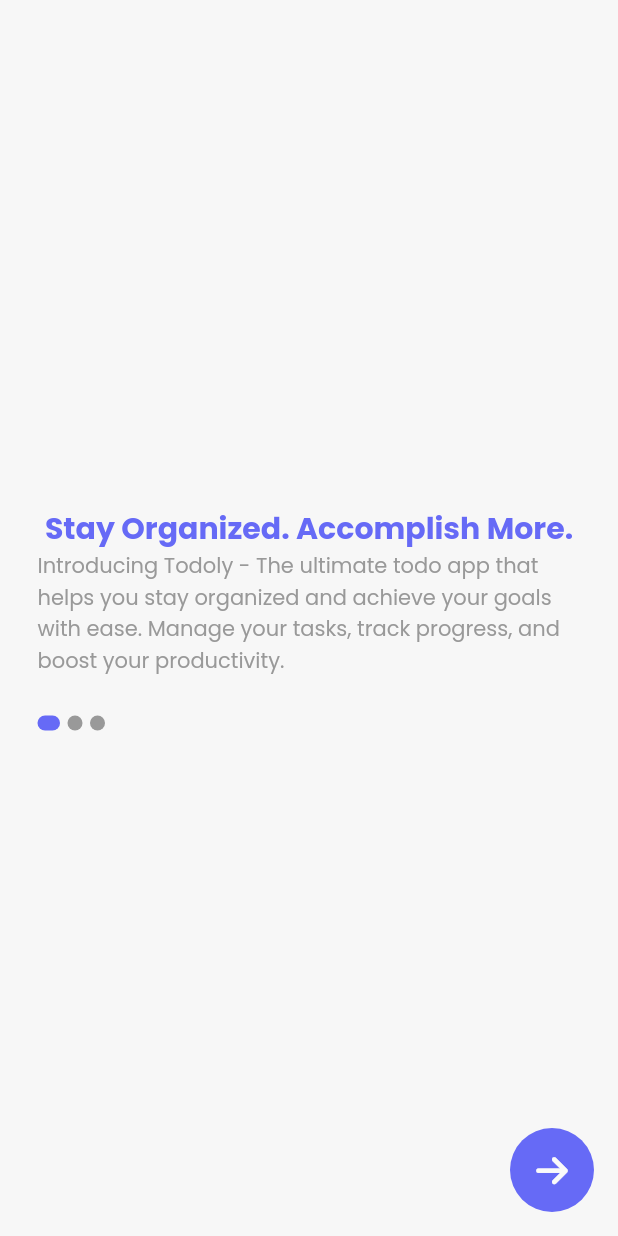
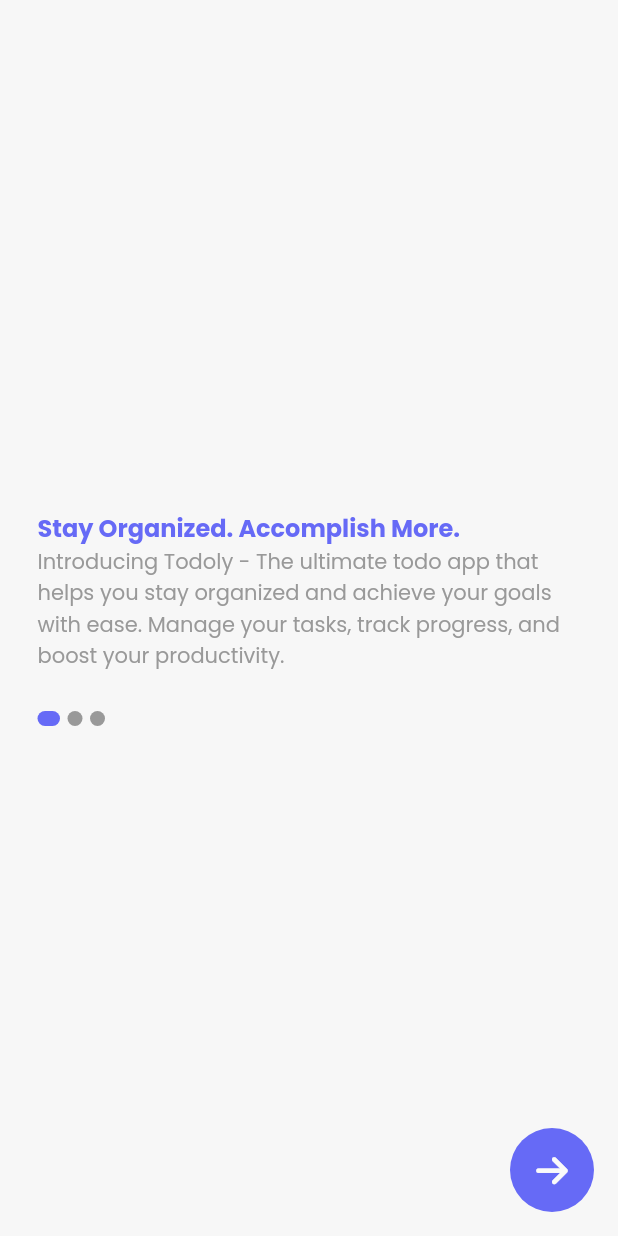
Before and after one commit to WorkWithAfridi/Todoly-Flutter_ToDoApp, a Flutter app: the screen it shows after launch, on a phone screen of 412 x 824 dp. Run offline on Flutter 3.47's test engine with Material 2 defaults, Android fonts, the phone set to English and light mode, and no system bars; our stand-ins replace cloud_firestore, firebase_auth, firebase_core, font_awesome_flutter, get, get_storage and 2 more; accounts and stored records are empty.

Commit message:
Updated introduction texts and made some minor ui adjustments

```diff
--- a/lib/app/views/onboarding/onBoardingScreen.dart
+++ b/lib/app/views/onboarding/onBoardingScreen.dart
@@ -46,6 +46,7 @@ class OnBoardingScreen extends StatelessWidget {
     return Obx(
       () {
         return Column(
+          crossAxisAlignment: CrossAxisAlignment.start,
           children: [
             Text(
               controller.currentPageIndex.value == 0
@@ -55,7 +56,7 @@ class OnBoardingScreen extends StatelessWidget {
                       : controller.currentPageIndex.value == 2
                           ? "Effortless Task Management. Seamless Productivity."
                           : "Hello",
-              style: getBoldTextStyle.copyWith(color: Get.theme.colorScheme.primary, fontSize: 20),
+              style: getBoldTextStyle.copyWith(color: Get.theme.colorScheme.primary, fontSize: 16),
             ),
             SizedBox(
               height: 100,
--- a/pubspec.yaml
+++ b/pubspec.yaml
@@ -15,7 +15,7 @@ publish_to: 'none' # Remove this line if you wish to publish to pub.dev
 # In iOS, build-name is used as CFBundleShortVersionString while build-number used as CFBundleVersion.
 # Read more about iOS versioning at
 # https://developer.apple.com/library/archive/documentation/General/Reference/InfoPlistKeyReference/Articles/CoreFoundationKeys.html
-version: 1.0.0+1
+version: 1.0.1
 
 environment:
   sdk: ">=2.17.0 <3.0.0"
```
Also changed, not shown: 3 other files.
